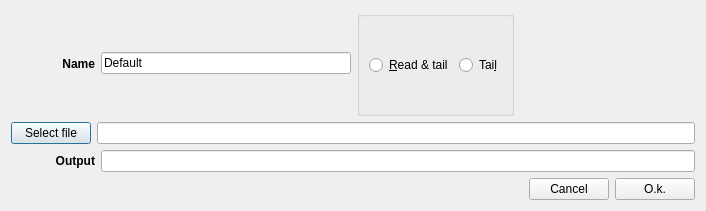
The window that antilog/src/filesourcedialog.ui (bjerrep/antilog) describes before a commit, drawn with Qt 5.
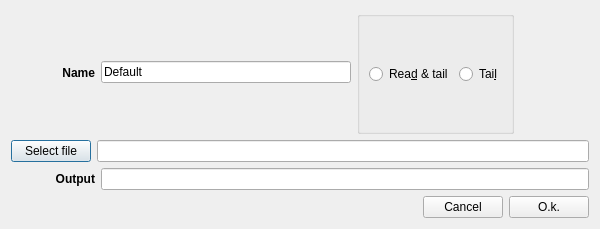
The same window after the commit. Icons and pictures are not drawn.

What changed in the file:
```diff
--- a/antilog/src/filesourcedialog.ui
+++ b/antilog/src/filesourcedialog.ui
@@ -6,8 +6,8 @@
    <rect>
     <x>0</x>
     <y>0</y>
-    <width>706</width>
-    <height>211</height>
+    <width>600</width>
+    <height>229</height>
    </rect>
   </property>
   <property name="sizePolicy">
@@ -85,7 +85,7 @@
         <item>
          <widget class="QRadioButton" name="radioButtonRead">
           <property name="text">
-           <string>&amp;Read &amp;&amp; tail</string>
+           <string>Rea&amp;d &amp;&amp; tail</string>
           </property>
          </widget>
         </item>
```
Left out of the diff: 5 changed lines with no effect on the pictures.
